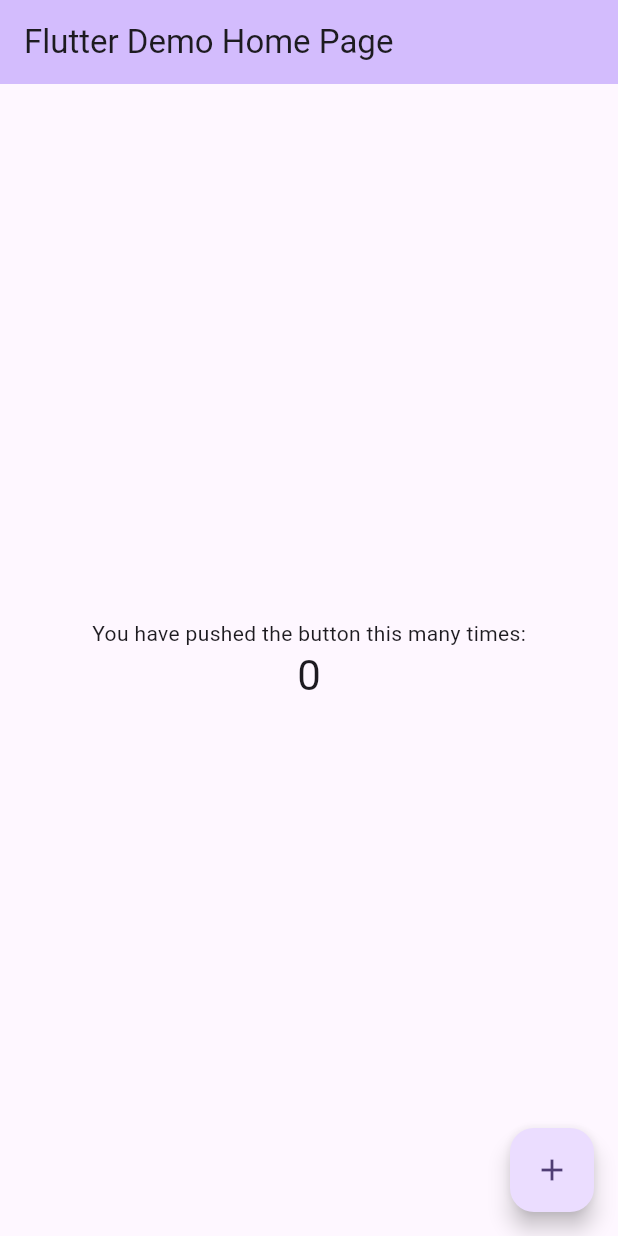
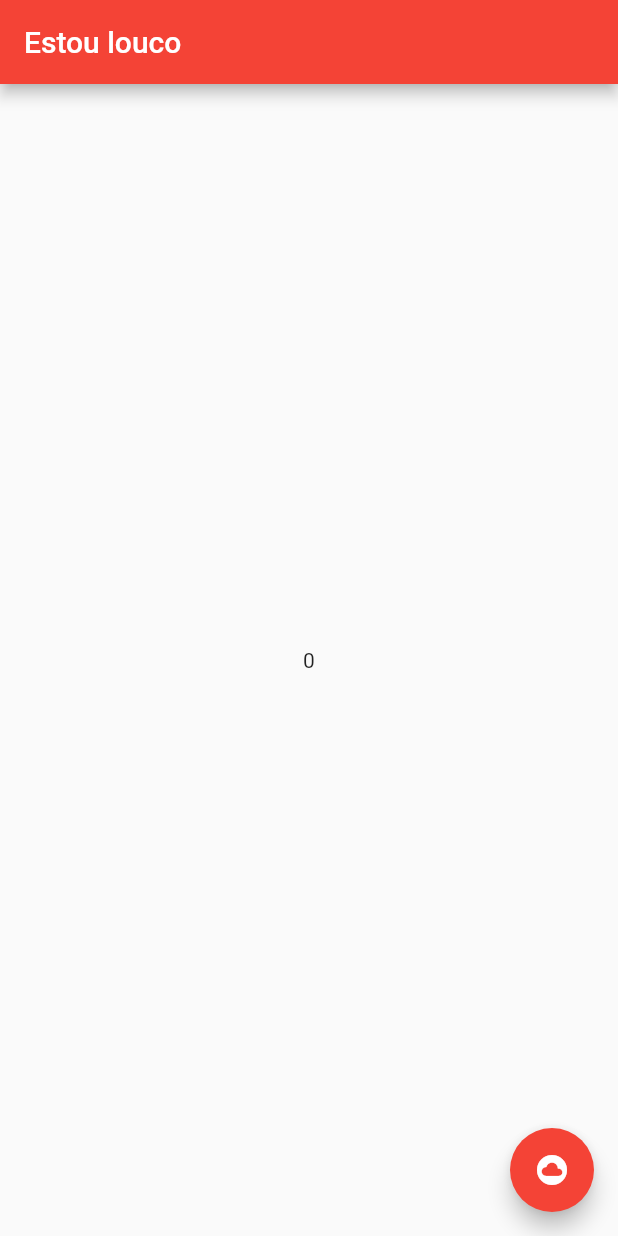
Before and after one commit to torressg/LearningFlutter, a Flutter app: the screen it shows after launch, on a phone screen of 412 x 824 dp. Run offline on Flutter 3.47's test engine with Material 2 defaults, Android fonts, the phone set to English and light mode, and no system bars.

Commit message:
Rebuild the first home

```diff
--- a/lib/main.dart
+++ b/lib/main.dart
@@ -1,3 +1,6 @@
+import 'dart:math';
+
+import 'package:flutter/cupertino.dart';
 import 'package:flutter/material.dart';
 
 void main() {
@@ -7,119 +10,43 @@ void main() {
 class MyApp extends StatelessWidget {
   const MyApp({super.key});
 
-  // This widget is the root of your application.
   @override
   Widget build(BuildContext context) {
     return MaterialApp(
-      title: 'Flutter Demo',
-      theme: ThemeData(
-        // This is the theme of your application.
-        //
-        // TRY THIS: Try running your application with "flutter run". You'll see
-        // the application has a blue toolbar. Then, without quitting the app,
-        // try changing the seedColor in the colorScheme below to Colors.green
-        // and then invoke "hot reload" (save your changes or press the "hot
-        // reload" button in a Flutter-supported IDE, or press "r" if you used
-        // the command line to start the app).
-        //
-        // Notice that the counter didn't reset back to zero; the application
-        // state is not lost during the reload. To reset the state, use hot
-        // restart instead.
-        //
-        // This works for code too, not just values: Most code changes can be
-        // tested with just a hot reload.
-        colorScheme: ColorScheme.fromSeed(seedColor: Colors.deepPurple),
-        useMaterial3: true,
-      ),
-      home: const MyHomePage(title: 'Flutter Demo Home Page'),
+      theme: ThemeData(primarySwatch: Colors.red),
+      home: const HomePage(),
     );
   }
 }
 
-class MyHomePage extends StatefulWidget {
-  const MyHomePage({super.key, required this.title});
-
-  // This widget is the home page of your application. It is stateful, meaning
-  // that it has a State object (defined below) that contains fields that affect
-  // how it looks.
-
-  // This class is the configuration for the state. It holds the values (in this
-  // case the title) provided by the parent (in this case the App widget) and
-  // used by the build method of the State. Fields in a Widget subclass are
-  // always marked "final".
-
-  final String title;
+class HomePage extends StatefulWidget {
+  const HomePage({super.key});
 
   @override
-  State<MyHomePage> createState() => _MyHomePageState();
+  State<HomePage> createState() => _HomePageState();
 }
 
-class _MyHomePageState extends State<MyHomePage> {
-  int _counter = 0;
+class _HomePageState extends State<HomePage> {
+  var number = 0;
 
-  void _incrementCounter() {
-    setState(() {
-      // This call to setState tells the Flutter framework that something has
-      // changed in this State, which causes it to rerun the build method below
-      // so that the display can reflect the updated values. If we changed
-      // _counter without calling setState(), then the build method would not be
-      // called again, and so nothing would appear to happen.
-      _counter++;
-    });
+  int _randomNumber() {
+    var number = Random();
+    return number.nextInt(1000);
   }
 
   @override
   Widget build(BuildContext context) {
-    // This method is rerun every time setState is called, for instance as done
-    // by the _incrementCounter method above.
-    //
-    // The Flutter framework has been optimized to make rerunning build methods
-    // fast, so that you can just rebuild anything that needs updating rather
-    // than having to individually change instances of widgets.
     return Scaffold(
-      appBar: AppBar(
-        // TRY THIS: Try changing the color here to a specific color (to
-        // Colors.amber, perhaps?) and trigger a hot reload to see the AppBar
-        // change color while the other colors stay the same.
-        backgroundColor: Theme.of(context).colorScheme.inversePrimary,
-        // Here we take the value from the MyHomePage object that was created by
-        // the App.build method, and use it to set our appbar title.
-        title: Text(widget.title),
+      appBar: AppBar(title: const Text("Estou louco")),
+      body: Center(child: Text(number.toString())),
+      floatingActionButton: FloatingActionButton(
+        child: const Icon(Icons.cloud_circle),
+        onPressed: () {
+          setState(() {
+            number = _randomNumber();
+          });
+        },
       ),
-      body: Center(
-        // Center is a layout widget. It takes a single child and positions it
-        // in the middle of the parent.
-        child: Column(
-          // Column is also a layout widget. It takes a list of children and
-          // arranges them vertically. By default, it sizes itself to fit its
-          // children horizontally, and tries to be as tall as its parent.
-          //
-          // Column has various properties to control how it sizes itself and
-          // how it positions its children. Here we use mainAxisAlignment to
-          // center the children vertically; the main axis here is the vertical
-          // axis because Columns are vertical (the cross axis would be
-          // horizontal).
-          //
-          // TRY THIS: Invoke "debug painting" (choose the "Toggle Debug Paint"
-          // action in the IDE, or press "p" in the console), to see the
-          // wireframe for each widget.
-          mainAxisAlignment: MainAxisAlignment.center,
-          children: <Widget>[
-            const Text(
-              'You have pushed the button this many times:',
-            ),
-            Text(
-              '$_counter',
-              style: Theme.of(context).textTheme.headlineMedium,
-            ),
-          ],
-        ),
-      ),
-      floatingActionButton: FloatingActionButton(
-        onPressed: _incrementCounter,
-        tooltip: 'Increment',
-        child: const Icon(Icons.add),
-      ), // This trailing comma makes auto-formatting nicer for build methods.
     );
   }
 }
```
